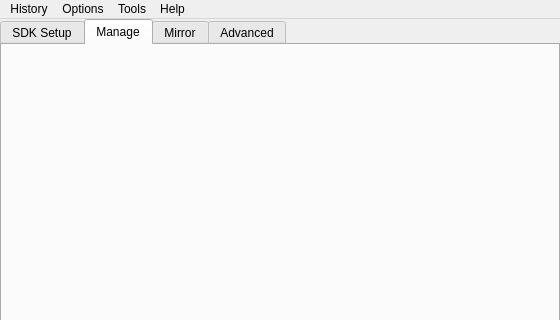
Qt form ui/resources/main.ui (zebraed/sdkk) before a commit; both pictures show x 0 to 560 and y 0 to 320 of the 560 by 820 pixel window.
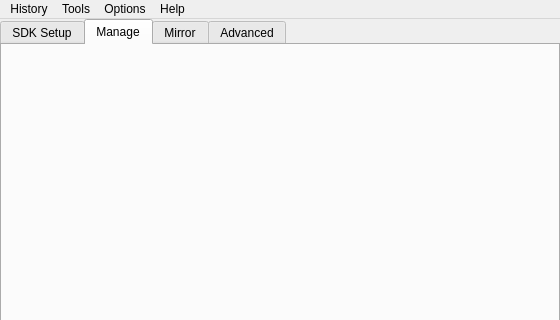
The same form after that commit. The open tabs and pages were chosen to show the change.

Diff of the .ui file:
```diff
--- a/ui/resources/main.ui
+++ b/ui/resources/main.ui
@@ -107,8 +107,8 @@
     </property>
    </widget>
    <addaction name="menu_history"/>
-   <addaction name="menu_options"/>
    <addaction name="menu_tools"/>
+   <addaction name="menu_options"/>
    <addaction name="menuHelp"/>
   </widget>
   <widget class="QStatusBar" name="statusbar"/>
```
Left out of the diff: 33 changed lines with no effect on the pictures.
